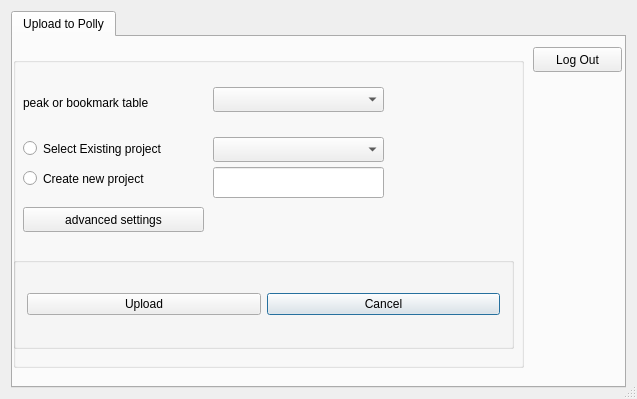
First picture: the form in src/gui/mzroll/forms/pollyelmaveninterface.ui, repository ElucidataInc/ElMaven, before the edit.
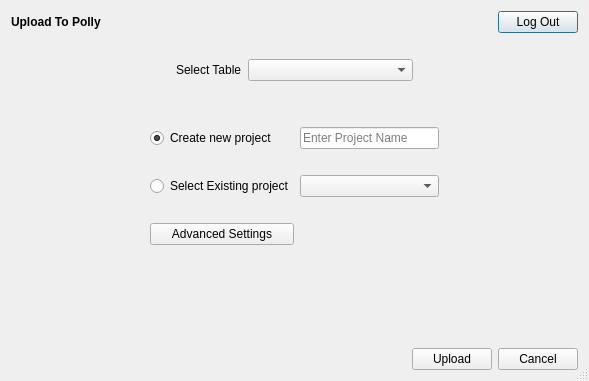
Second picture: the form after the edit.

Commit message: [UI] Aesthetic changes in polly interface

What changed in the file:
```diff
--- a/src/gui/mzroll/forms/pollyelmaveninterface.ui
+++ b/src/gui/mzroll/forms/pollyelmaveninterface.ui
@@ -6,8 +6,8 @@
    <rect>
     <x>0</x>
     <y>0</y>
-    <width>637</width>
-    <height>399</height>
+    <width>589</width>
+    <height>381</height>
    </rect>
   </property>
   <property name="sizeIncrement">
@@ -24,179 +24,299 @@
   </property>
   <layout class="QVBoxLayout" name="verticalLayout">
    <item>
-    <widget class="QTabWidget" name="tabwidget">
-     <property name="currentIndex">
-      <number>0</number>
-     </property>
-     <widget class="QWidget" name="upload_tab">
-      <attribute name="title">
-       <string>Upload to Polly</string>
-      </attribute>
-      <widget class="QGroupBox" name="groupBox">
-       <property name="geometry">
-        <rect>
-         <x>0</x>
-         <y>20</y>
-         <width>511</width>
-         <height>311</height>
-        </rect>
+    <layout class="QHBoxLayout" name="horizontalLayout_2">
+     <item>
+      <widget class="QLabel" name="label">
+       <property name="text">
+        <string>&lt;html&gt;&lt;head/&gt;&lt;body&gt;&lt;p&gt;&lt;span style=&quot; font-weight:600;&quot;&gt;Upload To Polly&lt;/span&gt;&lt;/p&gt;&lt;/body&gt;&lt;/html&gt;</string>
        </property>
-       <property name="title">
-        <string/>
-       </property>
-       <widget class="QGroupBox" name="groupBox_7">
-        <property name="enabled">
-         <bool>true</bool>
-        </property>
-        <property name="geometry">
-         <rect>
-          <x>0</x>
-          <y>200</y>
-          <width>501</width>
-          <height>92</height>
-         </rect>
-        </property>
-        <layout class="QGridLayout" name="gridLayout_7">
-         <item row="2" column="4">
-          <widget class="QPushButton" name="cancelButton_upload">
-           <property name="text">
-            <string>Cancel</string>
-           </property>
-          </widget>
-         </item>
-         <item row="2" column="3">
-          <widget class="QPushButton" name="computeButton_upload">
-           <property name="text">
-            <string>Upload</string>
-           </property>
-          </widget>
-         </item>
-        </layout>
-       </widget>
-       <widget class="QComboBox" name="comboBox_existing_projects">
-        <property name="enabled">
-         <bool>true</bool>
-        </property>
-        <property name="geometry">
-         <rect>
-          <x>200</x>
-          <y>80</y>
-          <width>171</width>
-          <height>25</height>
-         </rect>
-        </property>
-       </widget>
-       <widget class="QLineEdit" name="lineEdit_new_project_name">
-        <property name="enabled">
-         <bool>true</bool>
-        </property>
-        <property name="geometry">
-         <rect>
-          <x>200</x>
-          <y>110</y>
-          <width>171</width>
-          <height>31</height>
-         </rect>
-        </property>
-       </widget>
-       <widget class="QPushButton" name="checkBox_advanced_settings">
-        <property name="geometry">
-         <rect>
-          <x>10</x>
-          <y>150</y>
-          <width>181</width>
-          <height>25</height>
-         </rect>
-        </property>
-        <property name="text">
-         <string>advanced settings</string>
-        </property>
-       </widget>
-       <widget class="QLabel" name="upload_status">
-        <property name="geometry">
-         <rect>
-          <x>10</x>
-          <y>180</y>
-          <width>491</width>
-          <height>17</height>
-         </rect>
-        </property>
-        <property name="text">
-         <string/>
-        </property>
-       </widget>
-       <widget class="QLabel" name="label_peaks_table">
-        <property name="enabled">
-         <bool>true</bool>
-        </property>
-        <property name="geometry">
-         <rect>
-          <x>10</x>
-          <y>30</y>
-          <width>171</width>
-          <height>31</height>
-         </rect>
-        </property>
-        <property name="text">
-         <string>peak or bookmark table</string>
-        </property>
-       </widget>
-       <widget class="QComboBox" name="comboBox_table_name">
-        <property name="enabled">
-         <bool>true</bool>
-        </property>
-        <property name="geometry">
-         <rect>
-          <x>200</x>
-          <y>30</y>
-          <width>171</width>
-          <height>25</height>
-         </rect>
-        </property>
-       </widget>
-       <widget class="QRadioButton" name="existing_project_radio_button">
-        <property name="geometry">
-         <rect>
-          <x>10</x>
-          <y>80</y>
-          <width>181</width>
-          <height>23</height>
-         </rect>
-        </property>
-        <property name="text">
-         <string>Select Existing project</string>
-        </property>
-       </widget>
-       <widget class="QRadioButton" name="new_project_radio_button">
-        <property name="geometry">
-         <rect>
-          <x>10</x>
-          <y>110</y>
-          <width>181</width>
-          <height>23</height>
-         </rect>
-        </property>
-        <property name="text">
-         <string>Create new project</string>
-        </property>
-       </widget>
       </widget>
+     </item>
+     <item>
+      <spacer name="horizontalSpacer">
+       <property name="orientation">
+        <enum>Qt::Horizontal</enum>
+       </property>
+       <property name="sizeHint" stdset="0">
+        <size>
+         <width>40</width>
+         <height>20</height>
+        </size>
+       </property>
+      </spacer>
+     </item>
+     <item>
       <widget class="QPushButton" name="logout_upload">
-       <property name="geometry">
-        <rect>
-         <x>520</x>
-         <y>10</y>
-         <width>89</width>
-         <height>25</height>
-        </rect>
+       <property name="sizePolicy">
+        <sizepolicy hsizetype="Preferred" vsizetype="Fixed">
+         <horstretch>0</horstretch>
+         <verstretch>0</verstretch>
+        </sizepolicy>
        </property>
        <property name="text">
         <string>Log Out</string>
        </property>
       </widget>
-     </widget>
+     </item>
+    </layout>
+   </item>
+   <item>
+    <layout class="QHBoxLayout" name="horizontalLayout_4">
+     <item>
+      <spacer name="horizontalSpacer_13">
+       <property name="orientation">
+        <enum>Qt::Horizontal</enum>
+       </property>
+       <property name="sizeHint" stdset="0">
+        <size>
+         <width>40</width>
+         <height>20</height>
+        </size>
+       </property>
+      </spacer>
+     </item>
+    </layout>
+   </item>
+   <item>
+    <layout class="QHBoxLayout" name="horizontalLayout_3">
+     <item>
+      <spacer name="horizontalSpacer_3">
+       <property name="orientation">
+        <enum>Qt::Horizontal</enum>
+       </property>
+       <property name="sizeHint" stdset="0">
+        <size>
+         <width>40</width>
+         <height>20</height>
+        </size>
+       </property>
+      </spacer>
+     </item>
+     <item>
+      <widget class="QLabel" name="label_peaks_table">
+       <property name="enabled">
+        <bool>true</bool>
+       </property>
+       <property name="text">
+        <string>Select Table</string>
+       </property>
+      </widget>
+     </item>
+     <item>
+      <widget class="QComboBox" name="comboBox_table_name">
+       <property name="enabled">
+        <bool>true</bool>
+       </property>
+       <property name="sizePolicy">
+        <sizepolicy hsizetype="Expanding" vsizetype="Fixed">
+         <horstretch>0</horstretch>
+         <verstretch>0</verstretch>
+        </sizepolicy>
+       </property>
+      </widget>
+     </item>
+     <item>
+      <spacer name="horizontalSpacer_2">
+       <property name="orientation">
+        <enum>Qt::Horizontal</enum>
+       </property>
+       <property name="sizeHint" stdset="0">
+        <size>
+         <width>40</width>
+         <height>20</height>
+        </size>
+       </property>
+      </spacer>
+     </item>
+    </layout>
+   </item>
+   <item>
+    <spacer name="horizontalSpacer_11">
+     <property name="orientation">
+      <enum>Qt::Horizontal</enum>
+     </property>
+     <property name="sizeHint" stdset="0">
+      <size>
+       <width>40</width>
+       <height>20</height>
+      </size>
+     </property>
+    </spacer>
+   </item>
+   <item>
+    <spacer name="horizontalSpacer_12">
+     <property name="orientation">
+      <enum>Qt::Horizontal</enum>
+     </property>
+     <property name="sizeHint" stdset="0">
+      <size>
+       <width>40</width>
+       <height>20</height>
+      </size>
+     </property>
+    </spacer>
+   </item>
+   <item>
+    <layout class="QGridLayout" name="gridLayout_2">
+     <item row="2" column="2">
+      <widget class="QComboBox" name="comboBox_existing_projects">
+       <property name="enabled">
+        <bool>true</bool>
+       </property>
+      </widget>
+     </item>
+     <item row="2" column="3">
+      <spacer name="horizontalSpacer_7">
+       <property name="orientation">
+        <enum>Qt::Horizontal</enum>
+       </property>
+       <property name="sizeHint" stdset="0">
+        <size>
+         <width>40</width>
+         <height>20</height>
+        </size>
+       </property>
+      </spacer>
+     </item>
+     <item row="2" column="0">
+      <spacer name="horizontalSpacer_6">
+       <property name="orientation">
+        <enum>Qt::Horizontal</enum>
+       </property>
+       <property name="sizeHint" stdset="0">
+        <size>
+         <width>40</width>
+         <height>20</height>
+        </size>
+       </property>
+      </spacer>
+     </item>
+     <item row="4" column="1">
+      <widget class="QPushButton" name="checkBox_advanced_settings">
+       <property name="text">
+        <string>Advanced Settings</string>
+       </property>
+      </widget>
+     </item>
+     <item row="0" column="1">
+      <widget class="QRadioButton" name="new_project_radio_button">
+       <property name="text">
+        <string>Create new project</string>
+       </property>
+       <property name="checked">
+        <bool>true</bool>
+       </property>
+      </widget>
+     </item>
+     <item row="3" column="1">
+      <spacer name="horizontalSpacer_9">
+       <property name="orientation">
+        <enum>Qt::Horizontal</enum>
+       </property>
+       <property name="sizeHint" stdset="0">
+        <size>
+         <width>40</width>
+         <height>20</height>
+        </size>
+       </property>
+      </spacer>
+     </item>
+     <item row="0" column="2">
+      <widget class="QLineEdit" name="lineEdit_new_project_name">
+       <property name="enabled">
+        <bool>true</bool>
+       </property>
+       <property name="placeholderText">
+        <string>Enter Project Name</string>
+       </property>
+      </widget>
+     </item>
+     <item row="0" column="0">
+      <spacer name="horizontalSpacer_4">
+       <property name="orientation">
+        <enum>Qt::Horizontal</enum>
+       </property>
+       <property name="sizeHint" stdset="0">
+        <size>
+         <width>40</width>
+         <height>20</height>
+        </size>
+       </property>
+      </spacer>
+     </item>
+     <item row="1" column="1">
+      <spacer name="horizontalSpacer_8">
+       <property name="orientation">
+        <enum>Qt::Horizontal</enum>
+       </property>
+       <property name="sizeHint" stdset="0">
+        <size>
+         <width>40</width>
+         <height>20</height>
+        </size>
+       </property>
+      </spacer>
+     </item>
+     <item row="2" column="1">
+      <widget class="QRadioButton" name="existing_project_radio_button">
+       <property name="text">
+        <string>Select Existing project</string>
+       </property>
+      </widget>
+     </item>
+     <item row="0" column="3">
+      <spacer name="horizontalSpacer_5">
+       <property name="orientation">
+        <enum>Qt::Horizontal</enum>
+       </property>
+       <property name="sizeHint" stdset="0">
+        <size>
+         <width>40</width>
+         <height>20</height>
+        </size>
+       </property>
+      </spacer>
+     </item>
+    </layout>
+   </item>
+   <item>
+    <widget class="QLabel" name="upload_status">
+     <property name="text">
+      <string/>
+     </property>
     </widget>
    </item>
+   <item>
+    <layout class="QHBoxLayout" name="horizontalLayout_7">
+     <item>
+      <spacer name="horizontalSpacer_10">
+       <property name="orientation">
+        <enum>Qt::Horizontal</enum>
+       </property>
+       <property name="sizeHint" stdset="0">
+        <size>
+         <width>40</width>
+         <height>20</height>
+        </size>
+       </property>
+      </spacer>
+     </item>
+     <item>
+      <widget class="QPushButton" name="computeButton_upload">
+       <property name="text">
+        <string>Upload</string>
+       </property>
+      </widget>
+     </item>
+     <item>
+      <widget class="QPushButton" name="cancelButton_upload">
+       <property name="text">
+        <string>Cancel</string>
+       </property>
+      </widget>
+     </item>
+    </layout>
+   </item>
   </layout>
  </widget>
  <layoutdefault spacing="6" margin="11"/>
```
